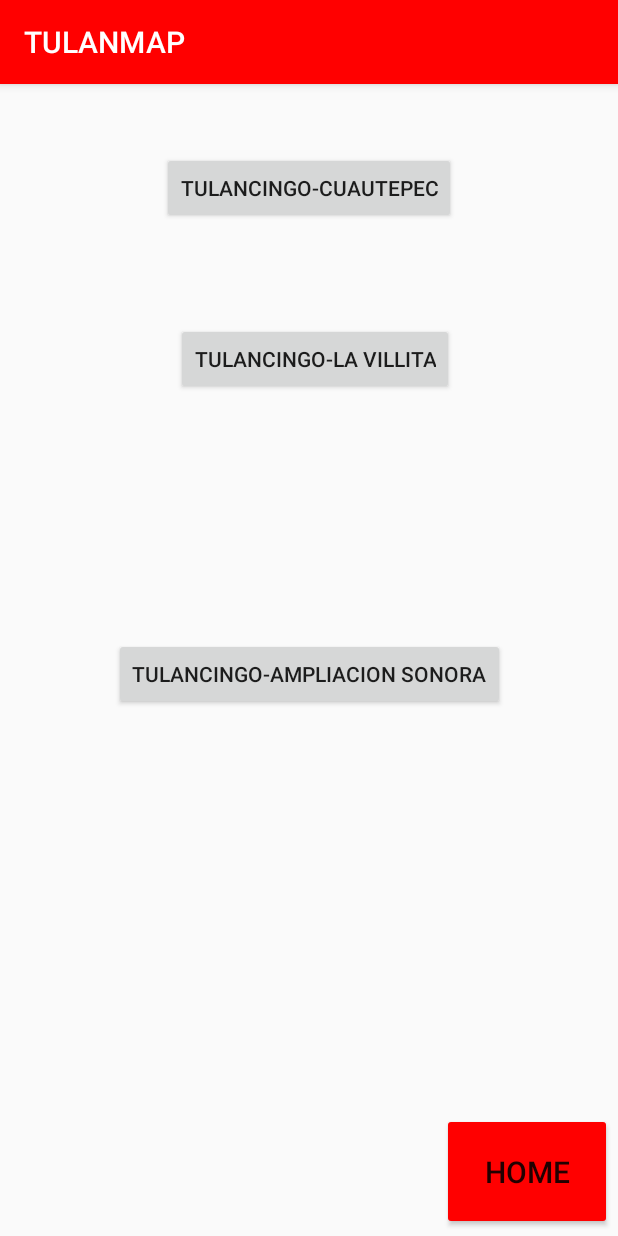
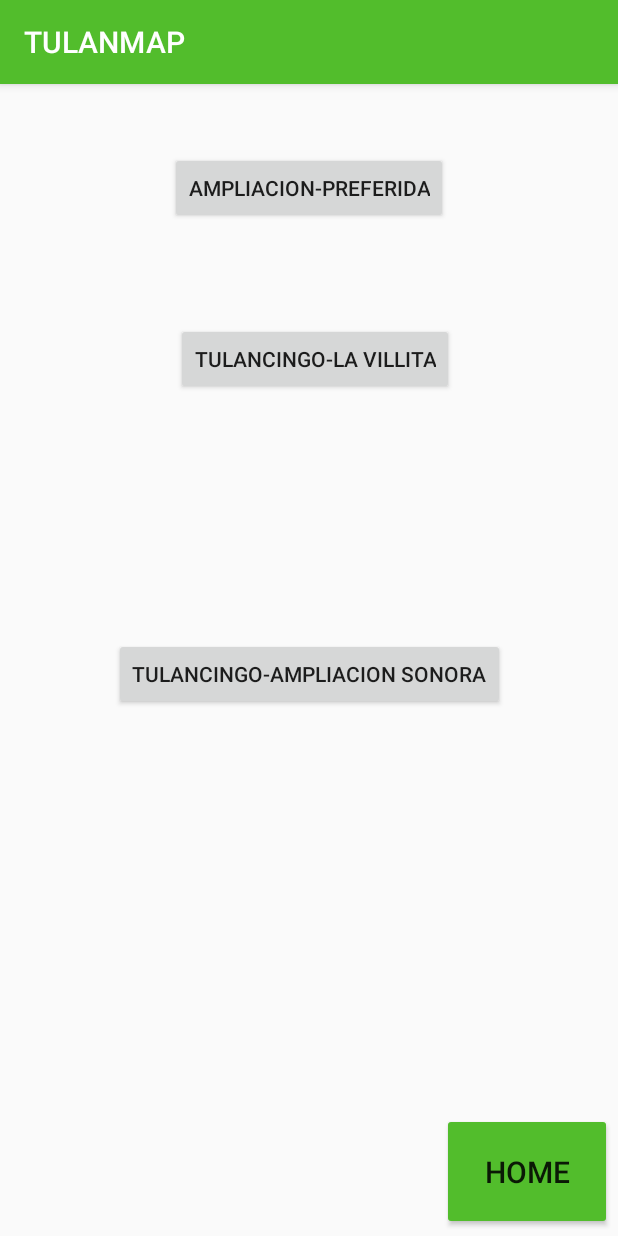
Before and after one commit to jorch17/appmovil_Tulanmap, an Android app: the mapasActivity screen opened directly, with no data from a screen before it, on a phone screen of 412 x 824 dp. Run offline under Robolectric (Android 15) with nearby library versions, the phone set to English and light mode, and no system bars.

Commit message:
aplicacion movil tulanmap
aqui puedes trabajr ya abner la aplicacion web

```diff
--- a/TULANMAP/app/src/main/AndroidManifest.xml
+++ b/TULANMAP/app/src/main/AndroidManifest.xml
@@ -16,9 +16,9 @@
         android:roundIcon="@mipmap/ic_launcher_round"
         android:supportsRtl="true"
         android:theme="@style/AppTheme">
-        <activity android:name=".ampliacionSonora"></activity>
-        <activity android:name=".lavillita" />
-        <activity android:name=".tulancingo_cuautepec" />
+        <activity android:name=".Mapa_3"></activity>
+        <activity android:name=".Mapa_2" />
+        <activity android:name=".Mapa_1" />
         <activity android:name=".mapasActivity" />
         <activity android:name=".rutasActivity" />
         <activity android:name=".destinosActivity" />
--- a/TULANMAP/app/src/main/java/com/example/tulanmap/mapasActivity.java
+++ b/TULANMAP/app/src/main/java/com/example/tulanmap/mapasActivity.java
@@ -20,9 +20,9 @@ public class mapasActivity extends AppCompatActivity {
         setContentView(R.layout.activity_mapas);
 
         home = (Button)findViewById(R.id.button_home);
-        tulanCuautepec =(Button)findViewById(R.id.button_ruta1);
-        lavillita =(Button)findViewById(R.id.button_ruta2);
-        sonora = (Button)findViewById(R.id.button_ruta3);
+        tulanCuautepec =(Button)findViewById(R.id.Mapa_1);
+        lavillita =(Button)findViewById(R.id.Mapa_2);
+        sonora = (Button)findViewById(R.id.Mapa_3);
 
 
         home.setOnClickListener(new View.OnClickListener() {
@@ -41,7 +41,7 @@ public class mapasActivity extends AppCompatActivity {
             @Override
             public void onClick(View v) {
 
-                Intent ir_mapa1 = new Intent(mapasActivity.this, tulancingo_cuautepec.class);
+                Intent ir_mapa1 = new Intent(mapasActivity.this, Mapa_1.class);
                 startActivity(ir_mapa1);
 
             }
@@ -52,7 +52,7 @@ public class mapasActivity extends AppCompatActivity {
             @Override
             public void onClick(View v) {
 
-                Intent ir_mapa2 = new Intent(mapasActivity.this, lavillita.class);
+                Intent ir_mapa2 = new Intent(mapasActivity.this, Mapa_2.class);
                 startActivity(ir_mapa2);
 
             }
@@ -63,7 +63,7 @@ public class mapasActivity extends AppCompatActivity {
             @Override
             public void onClick(View v) {
 
-                Intent ir_mapa3 = new Intent(mapasActivity.this, ampliacionSonora.class);
+                Intent ir_mapa3 = new Intent(mapasActivity.this, Mapa_3.class);
                 startActivity(ir_mapa3);
 
             }
--- a/TULANMAP/app/src/main/res/layout/activity_mapas.xml
+++ b/TULANMAP/app/src/main/res/layout/activity_mapas.xml
@@ -12,26 +12,26 @@
         android:layout_height="78dp"
         android:layout_marginEnd="4dp"
         android:layout_marginBottom="4dp"
-        android:backgroundTint="#FFFF0000"
+        android:backgroundTint="#52bd2c"
         android:text="HOME"
         android:textSize="20sp"
         app:layout_constraintBottom_toBottomOf="parent"
         app:layout_constraintEnd_toEndOf="parent" />
 
     <Button
-        android:id="@+id/button_ruta1"
+        android:id="@+id/Mapa_1"
         android:layout_width="wrap_content"
         android:layout_height="wrap_content"
         android:layout_marginStart="107dp"
         android:layout_marginTop="45dp"
         android:layout_marginEnd="108dp"
-        android:text="Tulancingo-Cuautepec"
+        android:text="Ampliacion-Preferida"
         app:layout_constraintEnd_toEndOf="parent"
         app:layout_constraintStart_toStartOf="parent"
         app:layout_constraintTop_toTopOf="parent" />
 
     <Button
-        android:id="@+id/button_ruta2"
+        android:id="@+id/Mapa_2"
         android:layout_width="wrap_content"
         android:layout_height="wrap_content"
         android:layout_marginStart="116dp"
@@ -40,10 +40,10 @@
         android:text="Tulancingo-La villita"
         app:layout_constraintEnd_toEndOf="parent"
         app:layout_constraintStart_toStartOf="parent"
-        app:layout_constraintTop_toBottomOf="@+id/button_ruta1" />
+        app:layout_constraintTop_toBottomOf="@+id/Mapa_1" />
 
     <Button
-        android:id="@+id/button_ruta3"
+        android:id="@+id/Mapa_3"
         android:layout_width="wrap_content"
         android:layout_height="wrap_content"
         android:layout_marginStart="75dp"
@@ -54,5 +54,5 @@
         app:layout_constraintBottom_toTopOf="@+id/button_home"
         app:layout_constraintEnd_toEndOf="parent"
         app:layout_constraintStart_toStartOf="parent"
-        app:layout_constraintTop_toBottomOf="@+id/button_ruta2" />
+        app:layout_constraintTop_toBottomOf="@+id/Mapa_2" />
 </androidx.constraintlayout.widget.ConstraintLayout>
--- a/TULANMAP/app/src/main/res/layout/activity_rutas.xml
+++ b/TULANMAP/app/src/main/res/layout/activity_rutas.xml
@@ -20,7 +20,7 @@
         android:layout_alignParentBottom="true"
         android:layout_marginEnd="5dp"
         android:layout_marginBottom="6dp"
-        android:backgroundTint="#FFFF0000"
+        android:backgroundTint="#52bd2c"
         android:text="HOME"
         android:textSize="20sp" />
 </RelativeLayout>
--- a/TULANMAP/app/src/main/res/values/colors.xml
+++ b/TULANMAP/app/src/main/res/values/colors.xml
@@ -1,6 +1,6 @@
 <?xml version="1.0" encoding="utf-8"?>
 <resources>
-    <color name="colorPrimary">#FFFF0000</color>
-    <color name="colorPrimaryDark">#FFFF0000</color>
-    <color name="colorAccent">#D81B60</color>
+    <color name="colorPrimary">#52bd2c</color>
+    <color name="colorPrimaryDark">#52bd2c</color>
+    <color name="colorAccent">#52bd2c</color>
 </resources>
```
Also changed, not shown: TULANMAP/app/src/main/java/com/example/tulanmap/Mapa_1.java (added, +31 -0 lines), TULANMAP/app/src/main/java/com/example/tulanmap/Mapa_2.java (added, +31 -0 lines), TULANMAP/app/src/main/java/com/example/tulanmap/Mapa_3.java (added, +31 -0 lines), TULANMAP/app/src/main/java/com/example/tulanmap/ampliacionSonora.java (deleted, +0 -43 lines), TULANMAP/app/src/main/java/com/example/tulanmap/lavillita.java (deleted, +0 -43 lines), TULANMAP/app/src/main/java/com/example/tulanmap/tulancingo_cuautepec.java (deleted, +0 -60 lines), TULANMAP/app/src/main/res/layout/activity_lavillita.xml (deleted, +0 -31 lines), TULANMAP/app/src/main/res/layout/activity_mapa_1.xml (added, +30 -0 lines), TULANMAP/app/src/main/res/layout/activity_mapa_2.xml (added, +30 -0 lines), TULANMAP/app/src/main/res/layout/activity_mapa_3.xml (added, +31 -0 lines), TULANMAP/app/src/main/res/layout/activity_tulancingo_cuautepec.xml (deleted, +0 -37 lines).
